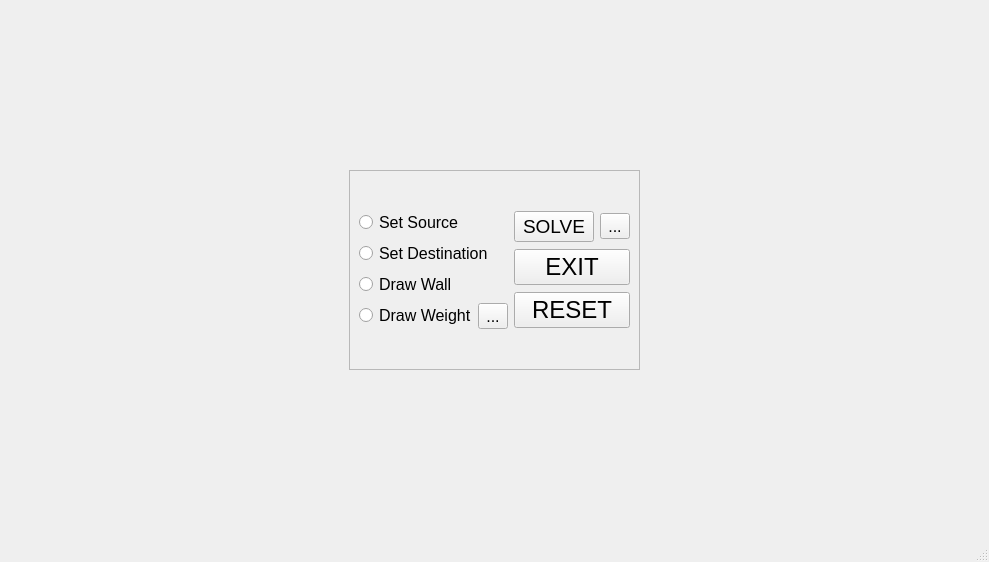
This is mainwindow.ui in radinals/AutoMaze as Qt 5 draws it before an edit. The edited form follows.
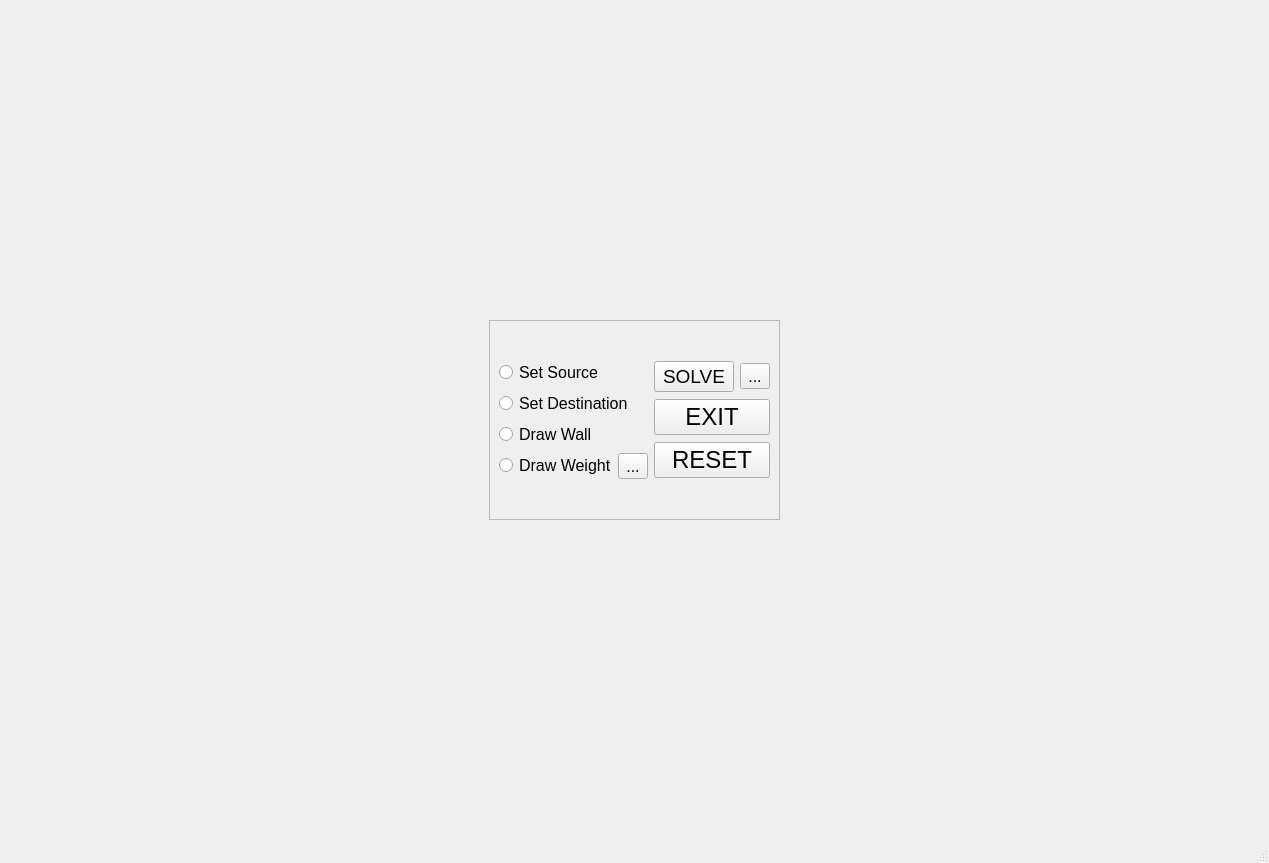
This is the edited form.

Commit message: made the ui bigger

Patch:
```diff
--- a/mainwindow.ui
+++ b/mainwindow.ui
@@ -6,8 +6,8 @@
    <rect>
     <x>0</x>
     <y>0</y>
-    <width>989</width>
-    <height>562</height>
+    <width>1269</width>
+    <height>863</height>
    </rect>
   </property>
   <property name="windowTitle">
```
Left out of the diff: 2 changed lines with no effect on the pictures. The commit also changes 1 other file.
